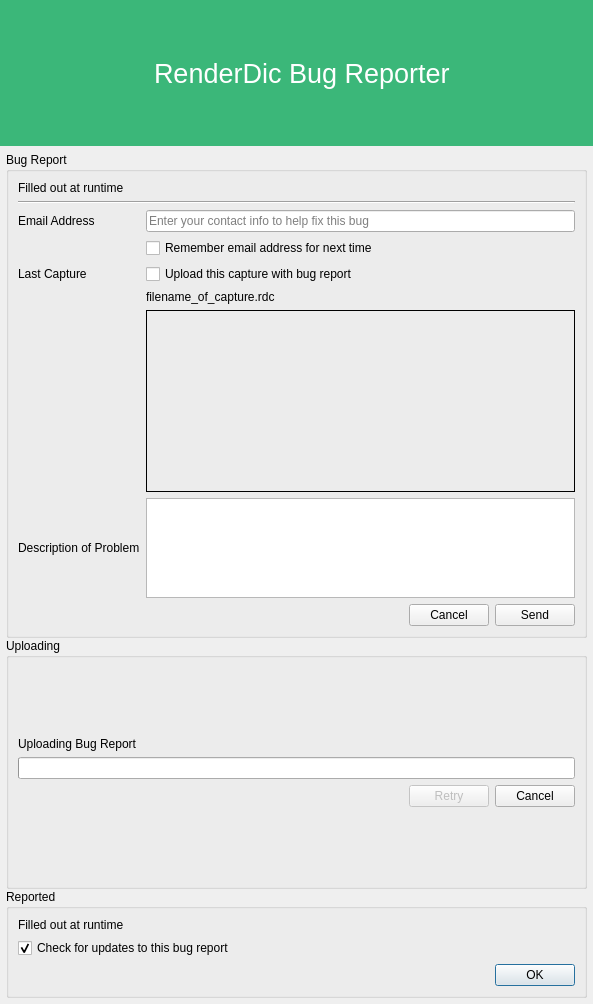
Qt form qrenderdoc/Windows/Dialogs/CrashDialog.ui (Axonsin/renderdoc_pythonmodules) before a commit.
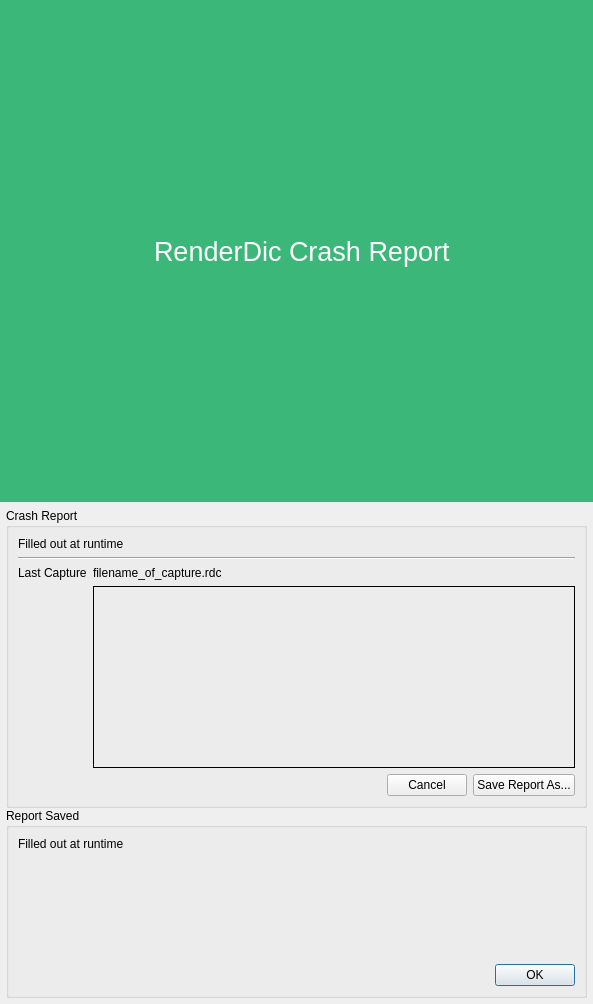
The same form after that commit. Icons and pictures are not drawn. Custom widgets are drawn as their Qt base class.

Commit message: Complete RenderDic fork independence: drop update/telemetry/crash upload and upstream interaction entries

The edit to the form file:
```diff
--- a/qrenderdoc/Windows/Dialogs/CrashDialog.ui
+++ b/qrenderdoc/Windows/Dialogs/CrashDialog.ui
@@ -199,7 +199,7 @@
          </font>
         </property>
         <property name="text">
-         <string>RenderDic Bug Reporter</string>
+         <string>RenderDic Crash Report</string>
         </property>
        </widget>
       </item>
@@ -226,7 +226,7 @@
      <item>
       <widget class="QGroupBox" name="reportGroup">
        <property name="title">
-        <string>Bug Report</string>
+        <string>Crash Report</string>
        </property>
        <layout class="QGridLayout" name="gridLayout">
         <item row="0" column="0" colspan="2">
@@ -252,49 +252,21 @@
           </property>
          </widget>
         </item>
-        <item row="3" column="0">
-         <widget class="QLabel" name="addressLabel">
-          <property name="text">
-           <string>Email Address</string>
-          </property>
-         </widget>
-        </item>
-        <item row="3" column="1">
-         <widget class="QLineEdit" name="email">
-          <property name="placeholderText">
-           <string>Enter your contact info to help fix this bug</string>
-          </property>
-         </widget>
-        </item>
-        <item row="4" column="1">
-         <widget class="QCheckBox" name="rememberEmail">
-          <property name="text">
-           <string>Remember email address for next time</string>
-          </property>
-         </widget>
-        </item>
-        <item row="5" column="0">
+        <item row="2" column="0">
          <widget class="QLabel" name="captureLabel">
           <property name="text">
            <string>Last Capture</string>
           </property>
          </widget>
         </item>
-        <item row="5" column="1">
-         <widget class="QCheckBox" name="captureUpload">
-          <property name="text">
-           <string>Upload this capture with bug report</string>
-          </property>
-         </widget>
-        </item>
-        <item row="6" column="1">
+        <item row="2" column="1">
          <widget class="QLabel" name="captureFilename">
           <property name="text">
            <string>filename_of_capture.rdc</string>
           </property>
          </widget>
         </item>
-        <item row="7" column="1">
+        <item row="3" column="1">
          <widget class="QFrame" name="capturePreviewFrame">
           <property name="frameShape">
            <enum>QFrame::Box</enum>
@@ -343,39 +315,7 @@
           </layout>
          </widget>
         </item>
-        <item row="8" column="0">
-         <widget class="QLabel" name="descriptionLabel">
-          <property name="text">
-           <string>Description of Problem</string>
-          </property>
-          <property name="wordWrap">
-           <bool>true</bool>
-          </property>
-         </widget>
-        </item>
-        <item row="8" column="1">
-         <widget class="QTextEdit" name="description">
-          <property name="sizePolicy">
-           <sizepolicy hsizetype="Expanding" vsizetype="Fixed">
-            <horstretch>0</horstretch>
-            <verstretch>0</verstretch>
-           </sizepolicy>
-          </property>
-          <property name="minimumSize">
-           <size>
-            <width>0</width>
-            <height>100</height>
-           </size>
-          </property>
-          <property name="maximumSize">
-           <size>
-            <width>16777215</width>
-            <height>100</height>
-           </size>
-          </property>
-         </widget>
-        </item>
-        <item row="9" column="1">
+        <item row="4" column="1">
          <widget class="QFrame" name="frame_2">
           <layout class="QHBoxLayout" name="horizontalLayout_2">
            <property name="leftMargin">
@@ -413,7 +353,7 @@
            <item>
             <widget class="QPushButton" name="send">
              <property name="text">
-              <string>Send</string>
+              <string>Save Report As...</string>
              </property>
             </widget>
            </item>
@@ -423,92 +363,10 @@
        </layout>
       </widget>
      </item>
-     <item>
-      <widget class="QGroupBox" name="uploadingGroup">
-       <property name="title">
-        <string>Uploading</string>
-       </property>
-       <layout class="QVBoxLayout" name="verticalLayout">
-        <item>
-         <spacer name="verticalSpacer">
-          <property name="orientation">
-           <enum>Qt::Vertical</enum>
-          </property>
-          <property name="sizeHint" stdset="0">
-           <size>
-            <width>20</width>
-            <height>40</height>
-           </size>
-          </property>
-         </spacer>
-        </item>
-        <item>
-         <widget class="QLabel" name="progressText">
-          <property name="text">
-           <string>Uploading Bug Report</string>
-          </property>
-          <property name="wordWrap">
-           <bool>true</bool>
-          </property>
-         </widget>
-        </item>
-        <item>
-         <widget class="QProgressBar" name="progressBar"/>
-        </item>
-        <item>
-         <layout class="QHBoxLayout" name="uploadButtonLayout">
-          <item>
-           <spacer name="horizontalSpacer">
-            <property name="orientation">
-             <enum>Qt::Horizontal</enum>
-            </property>
-            <property name="sizeHint" stdset="0">
-             <size>
-              <width>40</width>
-              <height>20</height>
-             </size>
-            </property>
-           </spacer>
-          </item>
-          <item>
-           <widget class="QPushButton" name="uploadRetry">
-            <property name="enabled">
-             <bool>false</bool>
-            </property>
-            <property name="text">
-             <string>Retry</string>
-            </property>
-           </widget>
-          </item>
-          <item>
-           <widget class="QPushButton" name="uploadCancel">
-            <property name="text">
-             <string>Cancel</string>
-            </property>
-           </widget>
-          </item>
-         </layout>
-        </item>
-        <item>
-         <spacer name="verticalSpacer_2">
-          <property name="orientation">
-           <enum>Qt::Vertical</enum>
-          </property>
-          <property name="sizeHint" stdset="0">
-           <size>
-            <width>20</width>
-            <height>40</height>
-           </size>
-          </property>
-         </spacer>
-        </item>
-       </layout>
-      </widget>
-     </item>
      <item>
       <widget class="QGroupBox" name="reportedGroup">
        <property name="title">
-        <string>Reported</string>
+        <string>Report Saved</string>
        </property>
        <layout class="QVBoxLayout" name="verticalLayout_2">
         <item>
@@ -527,16 +385,6 @@
           </property>
          </widget>
         </item>
-        <item>
-         <widget class="QCheckBox" name="checkUpdates">
-          <property name="text">
-           <string>Check for updates to this bug report</string>
-          </property>
-          <property name="checked">
-           <bool>true</bool>
-          </property>
-         </widget>
-        </item>
         <item>
          <widget class="QDialogButtonBox" name="buttonBox">
           <property name="standardButtons">
```
Left out of the diff: 2 changed lines with no effect on the pictures. The commit also changes 33 other files.
